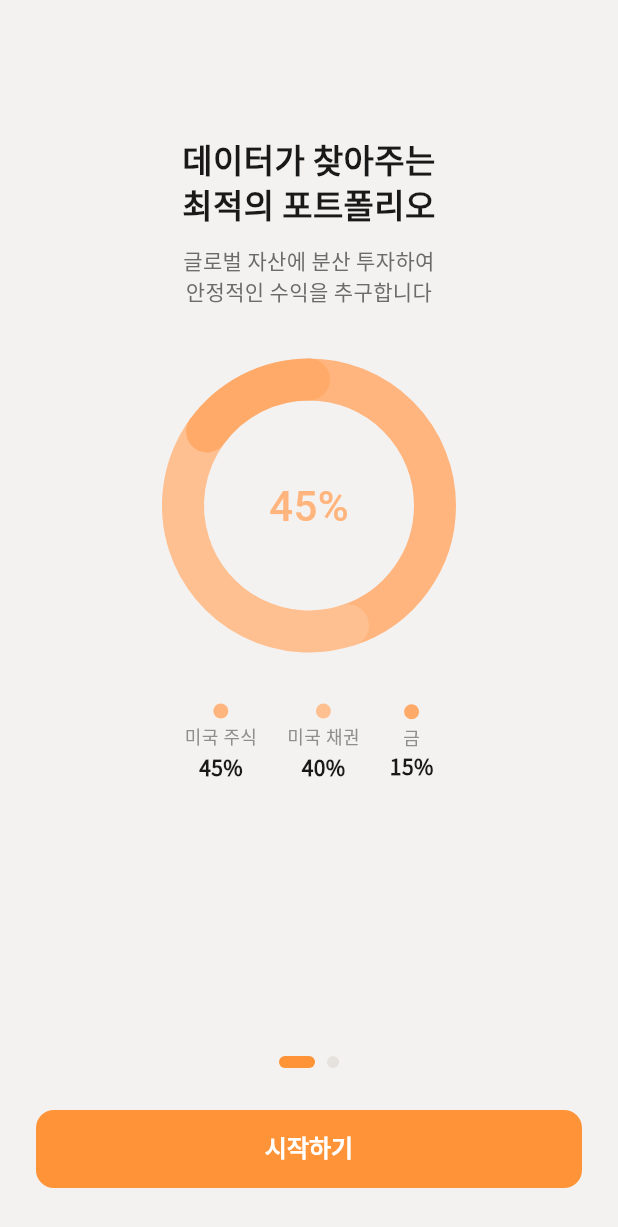
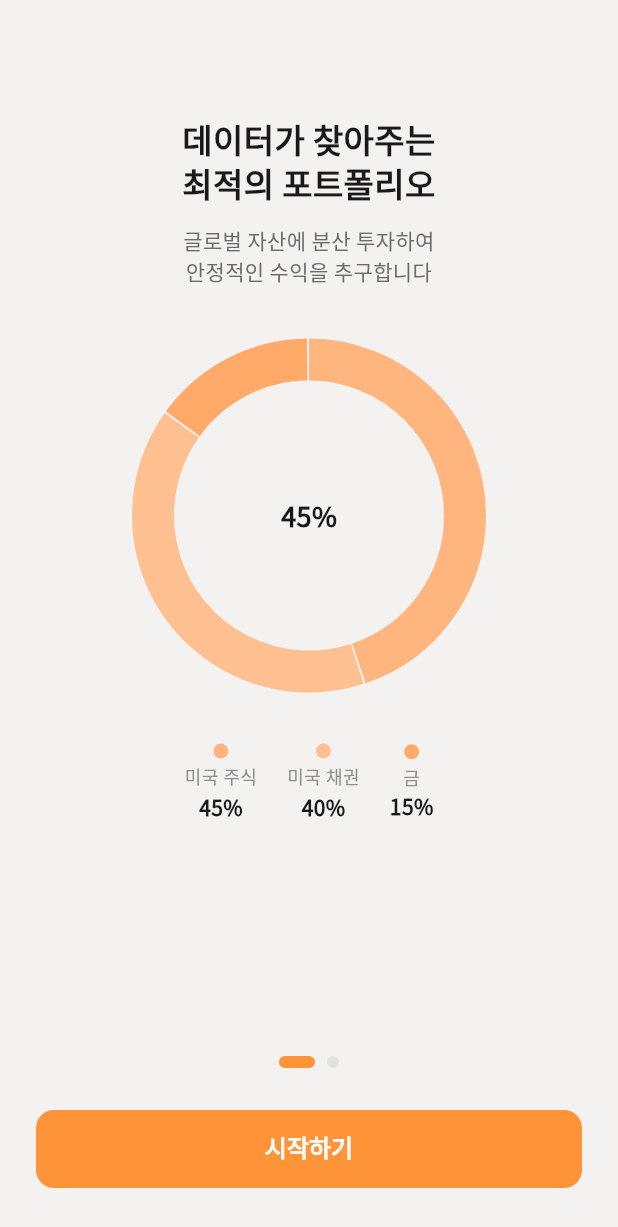
Before and after one commit to Capstone-Roboadviser/werobo-monorepo, a Flutter app: the screen it shows after launch, on a phone screen of 412 x 824 dp. Shown: the top 1227 px of the screen. Run offline on Flutter 3.47's test engine with Material 3 defaults, Android fonts, the phone set to English and light mode, and no system bars; our stand-ins replace shared_preferences; accounts and stored records are empty; network calls fail; Roboto replaces fonts that are missing (GoogleSansFlex, GothicA1); project files that could hold a hidden picture were left out.

Commit message:
Refactor DonutChart for dynamic segments + compact mode

```diff
--- a/Front-End/robo_mobile/lib/screens/onboarding/onboarding_screen.dart
+++ b/Front-End/robo_mobile/lib/screens/onboarding/onboarding_screen.dart
@@ -279,7 +279,14 @@ class _ServiceDescriptionPage extends StatelessWidget {
             textAlign: TextAlign.center,
           ),
           const SizedBox(height: 32),
-          const DonutChart(),
+          const DonutChart(
+            segments: [
+              DonutSegment(weight: 0.45, color: WeRoboColors.assetTier4),
+              DonutSegment(weight: 0.40, color: WeRoboColors.assetTier5),
+              DonutSegment(weight: 0.15, color: WeRoboColors.assetTier3),
+            ],
+            centerLabel: '45%',
+          ),
           const SizedBox(height: 32),
           // Legend
           Row(
--- a/Front-End/robo_mobile/lib/screens/onboarding/widgets/donut_chart.dart
+++ b/Front-End/robo_mobile/lib/screens/onboarding/widgets/donut_chart.dart
@@ -2,8 +2,23 @@ import 'dart:math';
 import 'package:flutter/material.dart';
 import '../../../app/theme.dart';
 
+class DonutSegment {
+  final double weight; // 0.0–1.0
+  final Color color;
+  const DonutSegment({required this.weight, required this.color});
+}
+
 class DonutChart extends StatefulWidget {
-  const DonutChart({super.key});
+  final List<DonutSegment> segments;
+  final String centerLabel;
+  final bool compact;
+
+  const DonutChart({
+    super.key,
+    required this.segments,
+    required this.centerLabel,
+    this.compact = false,
+  });
 
   @override
   State<DonutChart> createState() => _DonutChartState();
@@ -35,72 +50,57 @@ class _DonutChartState extends State<DonutChart>
 
   @override
   Widget build(BuildContext context) {
+    final tc = WeRoboThemeColors.of(context);
+    final size = widget.compact ? 180.0 : 240.0;
     return AnimatedBuilder(
       animation: _animation,
-      builder: (context, _) {
-        return SizedBox(
-          width: 200,
-          height: 200,
+      builder: (context, _) => SizedBox(
+        width: size,
+        height: size,
         child: CustomPaint(
           painter: _DonutPainter(
             progress: _animation.value,
-              segments: const [
-                _Segment(0.45, WeRoboColors.assetTier4),
-                _Segment(0.40, WeRoboColors.assetTier5),
-                _Segment(0.15, WeRoboColors.assetTier3),
-              ],
+            segments: widget.segments,
+            borderColor: tc.surface,
           ),
           child: Center(
             child: Text(
-                '${(45 * _animation.value).toInt()}%',
-                style: WeRoboTypography.number.copyWith(
-                  color: WeRoboColors.assetTier4,
+              widget.centerLabel,
+              style: WeRoboTypography.heading3.themed(context),
             ),
           ),
         ),
       ),
     );
-      },
-    );
   }
-}
-
-class _Segment {
-  final double value;
-  final Color color;
-  const _Segment(this.value, this.color);
 }
 
 class _DonutPainter extends CustomPainter {
   final double progress;
-  final List<_Segment> segments;
+  final List<DonutSegment> segments;
+  final Color borderColor;
 
-  _DonutPainter({required this.progress, required this.segments});
+  _DonutPainter({
+    required this.progress,
+    required this.segments,
+    required this.borderColor,
+  });
 
   @override
   void paint(Canvas canvas, Size size) {
     final center = Offset(size.width / 2, size.height / 2);
     final radius = size.width / 2 - 16;
     const strokeWidth = 28.0;
+    const gapAngle = 0.012; // ~1px gap at typical radius
 
-    // Background ring
-    final bgPaint = Paint()
-      ..color = WeRoboColors.dotInactive.withValues(alpha: 0.3)
-      ..style = PaintingStyle.stroke
-      ..strokeWidth = strokeWidth
-      ..strokeCap = StrokeCap.round;
-    canvas.drawCircle(center, radius, bgPaint);
-
-    // Segments
     double startAngle = -pi / 2;
     for (final segment in segments) {
-      final sweepAngle = 2 * pi * segment.value * progress;
+      final sweepAngle = 2 * pi * segment.weight * progress - gapAngle;
       final paint = Paint()
         ..color = segment.color
         ..style = PaintingStyle.stroke
         ..strokeWidth = strokeWidth
-        ..strokeCap = StrokeCap.round;
-
+        ..strokeCap = StrokeCap.butt; // butt + gap = clean separator
       canvas.drawArc(
         Rect.fromCircle(center: center, radius: radius),
         startAngle,
@@ -108,12 +108,12 @@ class _DonutPainter extends CustomPainter {
         false,
         paint,
       );
-      startAngle += 2 * pi * segment.value * progress;
+      startAngle += 2 * pi * segment.weight * progress;
     }
   }
 
   @override
-  bool shouldRepaint(covariant _DonutPainter oldDelegate) {
-    return oldDelegate.progress != progress;
+  bool shouldRepaint(covariant _DonutPainter oldDelegate) =>
+      oldDelegate.progress != progress ||
+      oldDelegate.segments != segments;
 }
-}
```
Also changed, not shown: 1 other file. Lines whose indentation alone changed are shown as unchanged.
